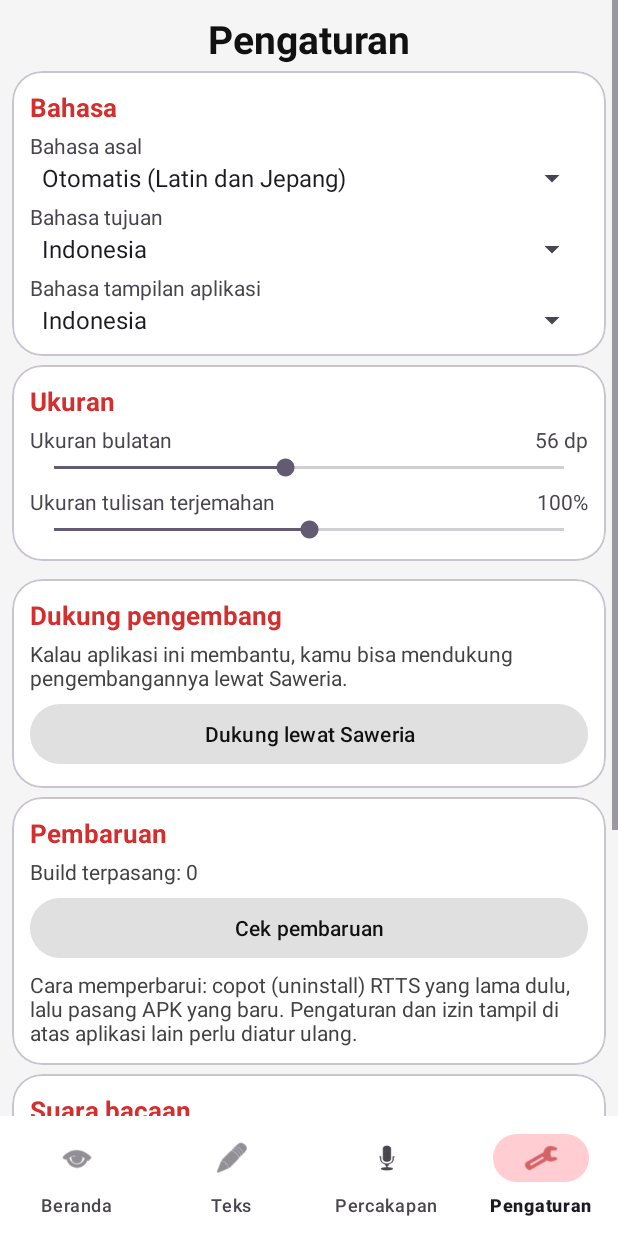
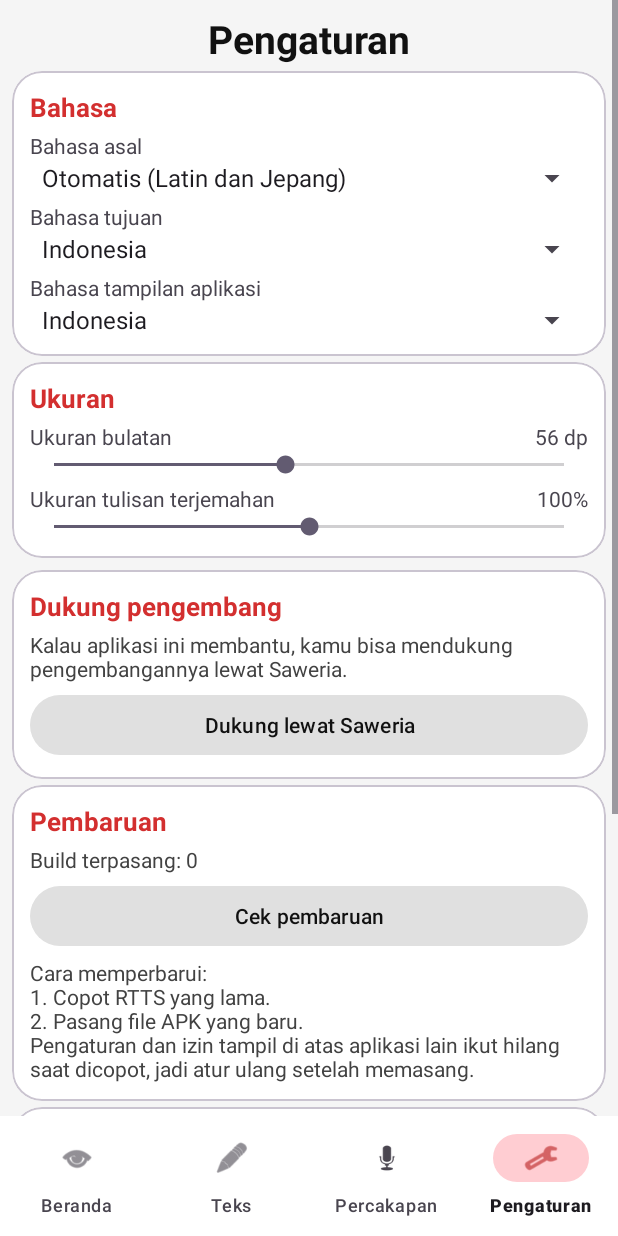
Before and after one commit to rarandorn-ui/translate-layar, an Android app: the screen it shows after launch (MainActivity), item 4 of the bottom bar chosen, on a phone screen of 412 x 824 dp. Run offline under Robolectric (Android 15) with nearby library versions, the phone set to English and light mode, and no system bars; libraries missing offline, so code that uses them is left out: com.google.mlkit.common, com.google.mlkit.nl, com.google.mlkit.vision; 7 statements that could not run were skipped.

Commit message:
RTTS.apk, Beranda naik, tanda model siap, dan teks cara memperbarui yang rapi

```diff
--- a/app/src/main/java/com/bosmuda/translatelayar/I18n.kt
+++ b/app/src/main/java/com/bosmuda/translatelayar/I18n.kt
@@ -171,8 +171,8 @@ object I18n {
         "Ada pembaruan" to "Update available",
         "Buka halaman update untuk mengunduh APK terbaru?" to "Open the update page to download the latest APK?",
         "Buka halaman update" to "Open update page",
-        "Cara memperbarui: copot (uninstall) RTTS yang lama dulu, lalu pasang APK yang baru. Pengaturan dan izin tampil di atas aplikasi lain perlu diatur ulang." to
-            "How to update: uninstall the old RTTS first, then install the new APK. Settings and the display-over-other-apps permission will need to be set up again after updating.",
+        "Cara memperbarui:\n1. Copot RTTS yang lama.\n2. Pasang file APK yang baru.\nPengaturan dan izin tampil di atas aplikasi lain ikut hilang saat dicopot, jadi atur ulang setelah memasang." to
+            "How to update:\n1. Uninstall the old RTTS.\n2. Install the new APK file.\nSettings and the display-over-other-apps permission are lost when uninstalling, so set them up again after installing.",
         "Nanti" to "Later",
         "Bahasa" to "Language",
         "Bahasa asal" to "Source language",
--- a/app/src/main/java/com/bosmuda/translatelayar/MainActivity.kt
+++ b/app/src/main/java/com/bosmuda/translatelayar/MainActivity.kt
@@ -301,7 +301,7 @@ class MainActivity : AppCompatActivity() {
 
     private fun refreshStatus() {
         val overlayOk = Settings.canDrawOverlays(this)
-        val modelOk = modelStatus == "Model terjemahan: siap"
+        val modelOk = modelStatus == "Model terjemahan: siap" || modelStatus == "Model bahasa umum sudah siap"
         val suaraOk = speechStatus == "Suara bacaan: siap"
         tvStatus.text = buildString {
             // Daftar siap dipakai: tanda centang untuk yang sudah beres, tanda silang atau jam untuk yang belum.
@@ -1119,7 +1119,7 @@ class MainActivity : AppCompatActivity() {
                 I18n.tr(this, "Build terbaru: ") + remote + "\n" +
                     I18n.tr(this, "Build kamu: ") + local + "\n\n" +
                     I18n.tr(this, "Buka halaman update untuk mengunduh APK terbaru?") + "\n\n" +
-                    I18n.tr(this, "Cara memperbarui: copot (uninstall) RTTS yang lama dulu, lalu pasang APK yang baru. Pengaturan dan izin tampil di atas aplikasi lain perlu diatur ulang.")
+                    I18n.tr(this, "Cara memperbarui:\n1. Copot RTTS yang lama.\n2. Pasang file APK yang baru.\nPengaturan dan izin tampil di atas aplikasi lain ikut hilang saat dicopot, jadi atur ulang setelah memasang.")
             )
             .setPositiveButton(I18n.tr(this, "Buka halaman update")) { _, _ ->
                 try {
--- a/app/src/main/res/layout/activity_main.xml
+++ b/app/src/main/res/layout/activity_main.xml
@@ -22,13 +22,13 @@
                 android:layout_height="wrap_content"
                 android:orientation="vertical"
                 android:padding="8dp"
-                android:paddingTop="2dp">
+                android:paddingTop="0dp">
 
                 <TextView
                     android:layout_width="match_parent"
                     android:layout_height="wrap_content"
-                    android:layout_marginTop="6dp"
-                    android:layout_marginBottom="6dp"
+                    android:layout_marginTop="0dp"
+                    android:layout_marginBottom="4dp"
                     android:gravity="center"
                     android:text="RTTS. Real Time Translate Screen"
                     android:textColor="#111111"
@@ -47,7 +47,7 @@
                         android:layout_width="match_parent"
                         android:layout_height="wrap_content"
                         android:orientation="vertical"
-                        android:padding="10dp">
+                        android:padding="8dp">
 
                         <TextView
                             android:layout_width="wrap_content"
@@ -80,7 +80,7 @@
                         android:layout_width="match_parent"
                         android:layout_height="wrap_content"
                         android:orientation="vertical"
-                        android:padding="10dp">
+                        android:padding="8dp">
 
                         <TextView
                             android:layout_width="wrap_content"
@@ -140,7 +140,7 @@
                         android:layout_width="match_parent"
                         android:layout_height="wrap_content"
                         android:orientation="vertical"
-                        android:padding="10dp">
+                        android:padding="8dp">
 
                         <TextView
                             android:layout_width="wrap_content"
@@ -180,7 +180,7 @@
                         android:layout_width="match_parent"
                         android:layout_height="wrap_content"
                         android:orientation="vertical"
-                        android:padding="10dp">
+                        android:padding="8dp">
 
                         <TextView
                             android:layout_width="wrap_content"
@@ -240,7 +240,7 @@
                 <com.google.android.material.card.MaterialCardView
                     android:layout_width="match_parent"
                     android:layout_height="wrap_content"
-                    android:layout_marginBottom="6dp"
+                    android:layout_marginBottom="4dp"
                     app:cardBackgroundColor="#FFFFFF"
                     app:cardCornerRadius="20dp"
                     app:cardElevation="0dp">
@@ -297,7 +297,7 @@
                 <com.google.android.material.card.MaterialCardView
                     android:layout_width="match_parent"
                     android:layout_height="wrap_content"
-                    android:layout_marginBottom="6dp"
+                    android:layout_marginBottom="4dp"
                     app:cardBackgroundColor="#FFFFFF"
                     app:cardCornerRadius="20dp"
                     app:cardElevation="0dp">
@@ -367,7 +367,7 @@
                 <com.google.android.material.card.MaterialCardView
                     android:layout_width="match_parent"
                     android:layout_height="wrap_content"
-                    android:layout_marginTop="6dp"
+                    android:layout_marginTop="4dp"
                     app:cardBackgroundColor="#FFFFFF"
                     app:cardCornerRadius="20dp"
                     app:cardElevation="0dp">
@@ -407,7 +407,7 @@
                 <com.google.android.material.card.MaterialCardView
                     android:layout_width="match_parent"
                     android:layout_height="wrap_content"
-                    android:layout_marginTop="6dp"
+                    android:layout_marginTop="4dp"
                     app:cardBackgroundColor="#FFFFFF"
                     app:cardCornerRadius="20dp"
                     app:cardElevation="0dp">
@@ -446,7 +446,7 @@
                             android:layout_width="match_parent"
                             android:layout_height="wrap_content"
                             android:layout_marginTop="4dp"
-                            android:text="Cara memperbarui: copot (uninstall) RTTS yang lama dulu, lalu pasang APK yang baru. Pengaturan dan izin tampil di atas aplikasi lain perlu diatur ulang."
+                            android:text="Cara memperbarui:&#10;1. Copot RTTS yang lama.&#10;2. Pasang file APK yang baru.&#10;Pengaturan dan izin tampil di atas aplikasi lain ikut hilang saat dicopot, jadi atur ulang setelah memasang."
                             android:textColor="#424242"
                             android:textSize="14sp" />
                     </LinearLayout>
@@ -455,7 +455,7 @@
                 <com.google.android.material.card.MaterialCardView
                     android:layout_width="match_parent"
                     android:layout_height="wrap_content"
-                    android:layout_marginTop="6dp"
+                    android:layout_marginTop="4dp"
                     app:cardBackgroundColor="#FFFFFF"
                     app:cardCornerRadius="20dp"
                     app:cardElevation="0dp">
@@ -525,7 +525,7 @@
                 <com.google.android.material.card.MaterialCardView
                     android:layout_width="match_parent"
                     android:layout_height="wrap_content"
-                    android:layout_marginTop="6dp"
+                    android:layout_marginTop="4dp"
                     app:cardBackgroundColor="#FFFFFF"
                     app:cardCornerRadius="20dp"
                     app:cardElevation="0dp">
@@ -700,7 +700,7 @@
                 <com.google.android.material.card.MaterialCardView
                     android:layout_width="match_parent"
                     android:layout_height="wrap_content"
-                    android:layout_marginTop="6dp"
+                    android:layout_marginTop="4dp"
                     app:cardBackgroundColor="#FFFFFF"
                     app:cardCornerRadius="20dp"
                     app:cardElevation="0dp">
@@ -873,7 +873,7 @@
                 <com.google.android.material.card.MaterialCardView
                     android:layout_width="match_parent"
                     android:layout_height="wrap_content"
-                    android:layout_marginTop="6dp"
+                    android:layout_marginTop="4dp"
                     app:cardBackgroundColor="#FFFFFF"
                     app:cardCornerRadius="20dp"
                     app:cardElevation="0dp">
```
Also changed, not shown: 1 other file.
